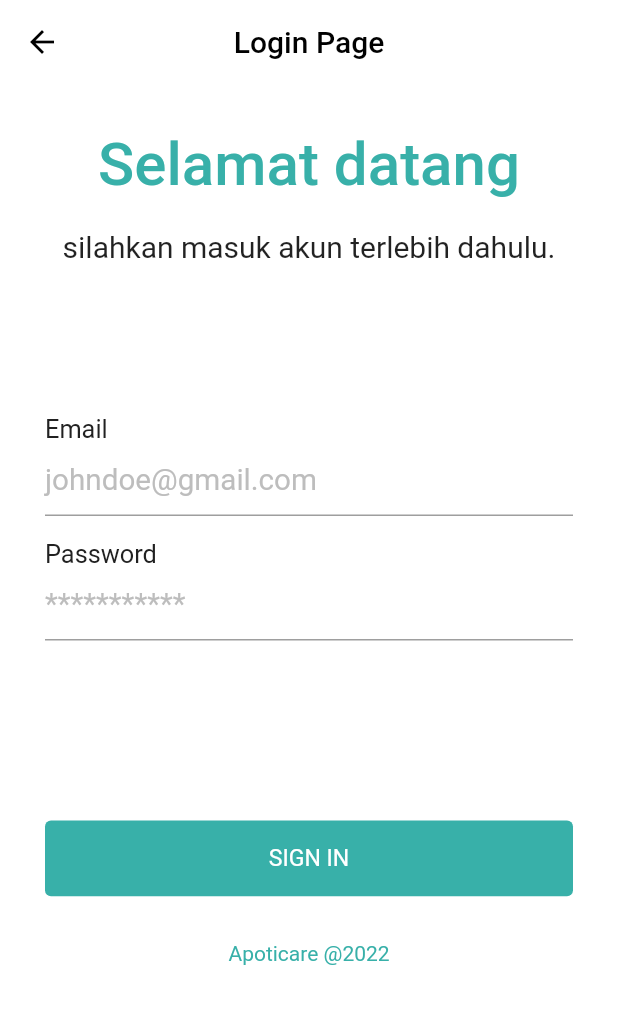
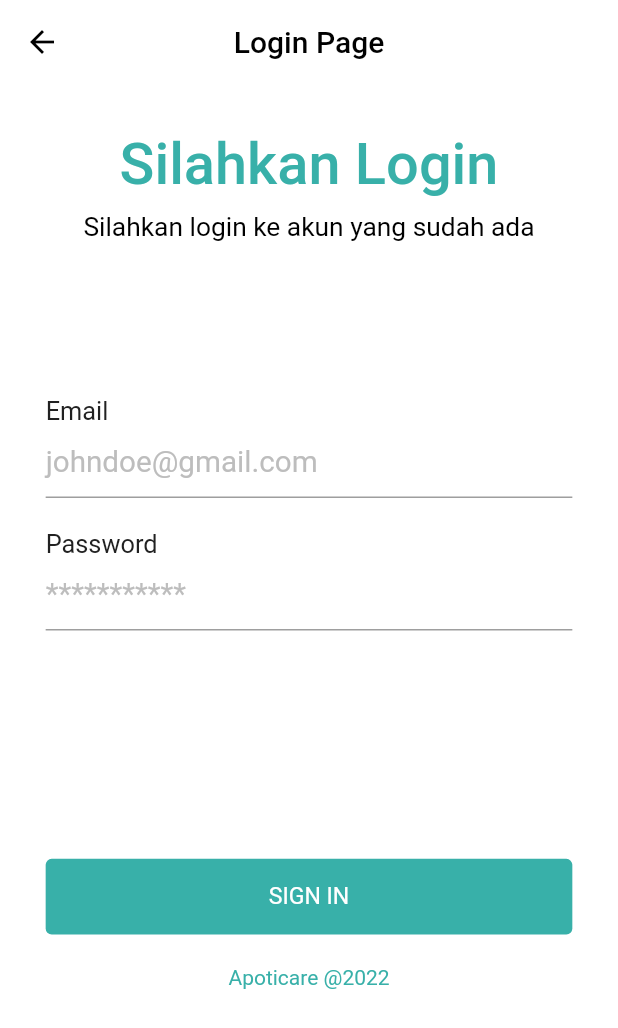
Before and after one commit to tikariza22/PROJEK-PBM, a Flutter app: the RegisterView screen opened directly, after a tap on the "arrow back" icon, after a tap on "Login", on a phone screen of 412 x 824 dp. Shown: the top 1028 px of the screen. Run offline on Flutter 3.47's test engine with Material 2 defaults, Android fonts, the phone set to English and light mode, and no system bars; our stand-ins replace cloud_firestore, firebase_auth, firebase_core, firebase_storage, flutter_screenutil, geolocator and 6 more; missing offline and left inert: dart:ffi, flutter_barcode_scanner; accounts and stored records are empty.

Commit message:
update responsif

```diff
--- a/lib/view/loginview.dart
+++ b/lib/view/loginview.dart
@@ -30,30 +30,27 @@ class LoginView extends GetWidget<AuthViewController> {
           backgroundColor: Colors.white,
         ),
         body: Padding(
-          padding: const EdgeInsets.all(30.0),
+          padding: EdgeInsets.all(30.h),
           child: Form(
             key: _formKey,
             child: Column(
               children: [
-                const Text(
-                  "Selamat datang",
-                  style: TextStyle(
-                      fontSize: 40,
-                      color: Color(0xff38B0A9),
-                      fontWeight: FontWeight.w500),
+                CustomText(
+                  text: "Silahkan Login",
+                  fontSize: 35,
+                  color: Color(0xff38B0A9),
+                  alignment: Alignment.center,
+                  fontWeight: FontWeight.w500,
                 ),
-                const SizedBox(
-                  height: 20,
+                SizedBox(
+                  height: 10.h,
                 ),
-                const Text(
-                  "silahkan masuk akun terlebih dahulu.",
-                  textAlign: TextAlign.center,
-                  style: TextStyle(
-                    fontSize: 20,
-                  ),
+                CustomText(
+                  text: "Silahkan login ke akun yang sudah ada",
+                  alignment: Alignment.center,
                 ),
-                const SizedBox(
-                  height: 100,
+                SizedBox(
+                  height: 100.h,
                 ),
                 CustomTextFormField(
                   title: 'Email',
@@ -66,8 +63,8 @@ class LoginView extends GetWidget<AuthViewController> {
                     controller.email = value;
                   },
                 ),
-                const SizedBox(
-                  height: 15,
+                SizedBox(
+                  height: 20.h,
                 ),
                 CustomTextFormField(
                   title: 'Password',
@@ -80,8 +77,8 @@ class LoginView extends GetWidget<AuthViewController> {
                     controller.password = value;
                   },
                 ),
-                const SizedBox(
-                  height: 120,
+                SizedBox(
+                  height: 150.h,
                 ),
                 CustomButton(
                   'SIGN IN',
@@ -92,8 +89,8 @@ class LoginView extends GetWidget<AuthViewController> {
                     }
                   },
                 ),
-                const SizedBox(
-                  height: 30,
+                SizedBox(
+                  height: 20.h,
                 ),
                 const Text(
                   "Apoticare @2022",
--- a/lib/view/register_view.dart
+++ b/lib/view/register_view.dart
@@ -1,6 +1,8 @@
 import 'package:apoticare/view/loginview.dart';
 import 'package:apoticare/view/welcomeview.dart';
+import 'package:apoticare/view/widget/custom_text.dart';
 import 'package:flutter/material.dart';
+import 'package:flutter_screenutil/flutter_screenutil.dart';
 
 import 'package:get/get.dart';
 import '../controller/auth_view_controller.dart';
@@ -38,30 +40,27 @@ class RegisterView extends GetWidget<AuthViewController> {
           ),
         ),
         body: Padding(
-          padding: const EdgeInsets.all(30.0),
+          padding: EdgeInsets.all(30.h),
           child: Form(
             key: _formKey,
             child: Column(
               children: [
-                const Text(
-                  "Buat Akun Baru",
-                  style: TextStyle(
-                      fontSize: 40,
-                      color: Color(0xff38B0A9),
-                      fontWeight: FontWeight.w500),
+                CustomText(
+                  text: "Buat Akun Baru",
+                  fontSize: 35,
+                  alignment: Alignment.center,
+                  fontWeight: FontWeight.w500,
+                  color: Color(0xff38B0A9),
                 ),
-                const SizedBox(
-                  height: 20,
+                SizedBox(
+                  height: 20.h,
                 ),
-                const Text(
-                  "Silahkan Membuat Akun Baru",
-                  textAlign: TextAlign.center,
-                  style: TextStyle(
-                    fontSize: 20,
-                  ),
+                CustomText(
+                  text: "Silahkan Membuat Akun Baru Anda",
+                  alignment: Alignment.center,
                 ),
-                const SizedBox(
-                  height: 80,
+                SizedBox(
+                  height: 100.h,
                 ),
                 CustomTextFormField(
                   title: 'Nama',
@@ -74,8 +73,8 @@ class RegisterView extends GetWidget<AuthViewController> {
                     controller.name = value;
                   },
                 ),
-                const SizedBox(
-                  height: 15,
+                SizedBox(
+                  height: 20.h,
                 ),
                 CustomTextFormField(
                   title: 'Email',
@@ -88,8 +87,8 @@ class RegisterView extends GetWidget<AuthViewController> {
                     controller.email = value;
                   },
                 ),
-                const SizedBox(
-                  height: 15,
+                SizedBox(
+                  height: 20.h,
                 ),
                 CustomTextFormField(
                   title: 'Password',
@@ -102,8 +101,8 @@ class RegisterView extends GetWidget<AuthViewController> {
                     controller.password = value;
                   },
                 ),
-                const SizedBox(
-                  height: 100,
+                SizedBox(
+                  height: 80.h,
                 ),
                 CustomButton(
                   'REGISTER',
@@ -114,8 +113,8 @@ class RegisterView extends GetWidget<AuthViewController> {
                     }
                   },
                 ),
-                const SizedBox(
-                  height: 30,
+                SizedBox(
+                  height: 20.h,
                 ),
                 const Text(
                   "Apoticare @2022",
--- a/lib/view/welcomeview.dart
+++ b/lib/view/welcomeview.dart
@@ -6,47 +6,47 @@ import 'package:apoticare/view/register_view.dart';
 import 'package:flutter/material.dart';
 
 import 'package:get/get.dart';
+import 'widget/custom_text.dart';
 
 class WelcomeView extends GetWidget<AuthViewController> {
   @override
   Widget build(BuildContext context) {
-    return OrientationBuilder(
-        builder: ((context, orientation) => Scaffold(
+    return Scaffold(
       backgroundColor: Colors.white,
       body: Padding(
-                padding: const EdgeInsets.all(30),
+        padding: EdgeInsets.all(30.h),
         child: Column(
           mainAxisAlignment: MainAxisAlignment.center,
+          crossAxisAlignment: CrossAxisAlignment.center,
           children: [
             SizedBox(
-                      width: Get.width * 0.7,
-                      height: Get.width * 0.7,
+              width: 320.w,
+              height: 320.h,
               child: Image.asset(
                 "assets/ilus.png",
                 fit: BoxFit.contain,
               ),
             ),
-                    const SizedBox(
-                      height: 10,
+            SizedBox(
+              height: 10.h,
             ),
-                    const Text(
-                      "Selamat Datang",
-                      style: TextStyle(
-                        fontSize: 30,
-                        fontWeight: FontWeight.normal,
+            CustomText(
+              text: "Selamat Datang",
+              fontSize: 35,
+              alignment: Alignment.center,
+              fontWeight: FontWeight.w500,
               color: Color(0xff38B0A9),
             ),
+            SizedBox(
+              height: 10.h,
             ),
-                    const SizedBox(
-                      height: 8,
+            CustomText(
+              text: "Apoticare Aplikasi Pemesanan Obat tanpa perlu antri",
+              alignment: Alignment.center,
+              fontSize: 12,
             ),
-                    const Text(
-                      "Apoticare Aplikasi Pemesanan Obat tanpa perlu antri",
-                      textAlign: TextAlign.center,
-                      style: TextStyle(),
-                    ),
-                    const SizedBox(
-                      height: 20,
+            SizedBox(
+              height: 20.h,
             ),
             SizedBox(
               width: Get.width * 0.5,
@@ -63,8 +63,8 @@ class WelcomeView extends GetWidget<AuthViewController> {
                         borderRadius: BorderRadius.circular(10))),
               ),
             ),
-                    const SizedBox(
-                      height: 8,
+            SizedBox(
+              height: 10.h,
             ),
             SizedBox(
               width: Get.width * 0.5,
@@ -85,13 +85,13 @@ class WelcomeView extends GetWidget<AuthViewController> {
                     padding: const EdgeInsets.symmetric(vertical: 15),
                     shape: RoundedRectangleBorder(
                       borderRadius: BorderRadius.circular(10),
-                              side: const BorderSide(
-                                  width: 2, color: Color(0xff38B0A9)),
+                      side:
+                          const BorderSide(width: 2, color: Color(0xff38B0A9)),
                     )),
               ),
             ),
-                    const SizedBox(
-                      height: 8,
+            SizedBox(
+              height: 10.h,
             ),
             const Text(
               "Apoticare @2022",
@@ -102,6 +102,6 @@ class WelcomeView extends GetWidget<AuthViewController> {
           ],
         ),
       ),
-            )));
+    );
   }
 }
```
Lines whose indentation alone changed are shown as unchanged.
